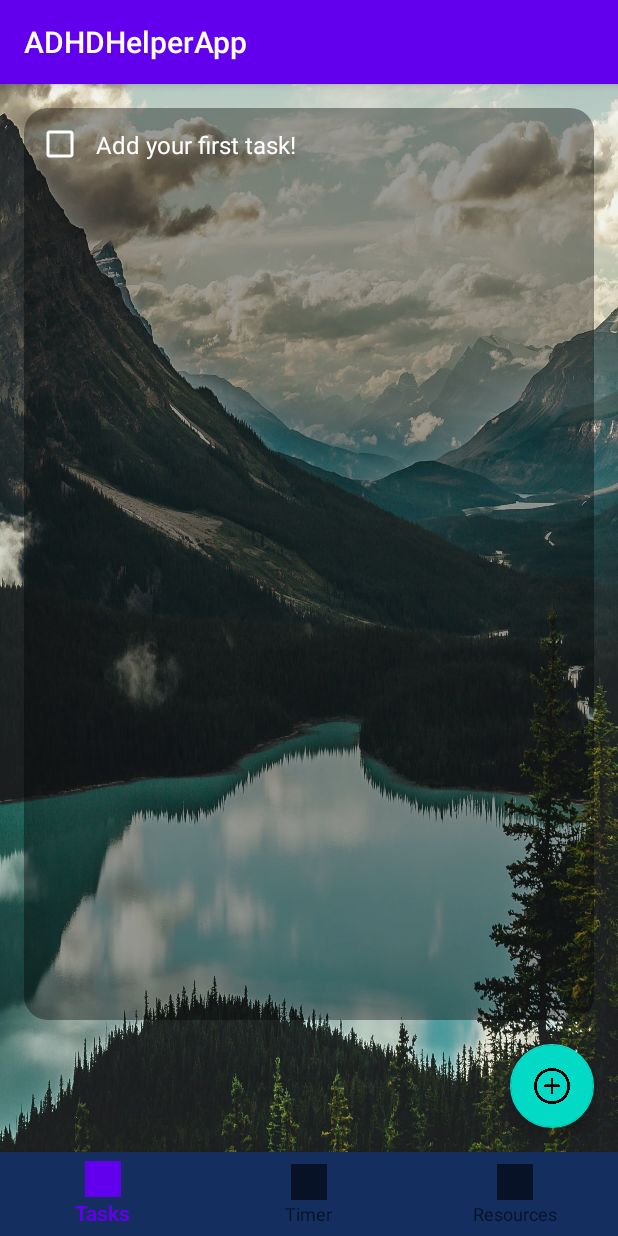
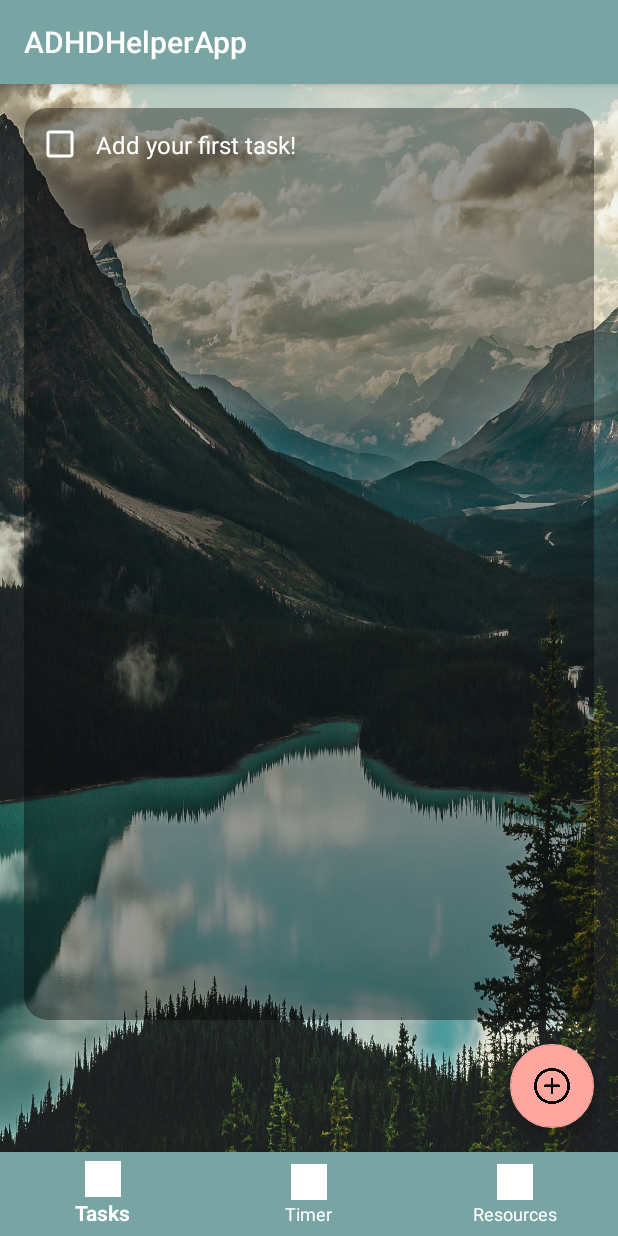
Before and after one commit to Chr-Ho/ADHDHelperApp, an Android app: the screen it shows after launch (MainActivity), on a phone screen of 412 x 824 dp. Run offline under Robolectric (Android 15) with nearby library versions, the phone set to English and light mode, and no system bars.

Commit message:
Color
Updated app colors.

```diff
--- a/app/src/main/res/layout/activity_main.xml
+++ b/app/src/main/res/layout/activity_main.xml
@@ -15,8 +15,10 @@
         android:id="@+id/bottom_navigation"
         android:layout_width="match_parent"
         android:layout_height="wrap_content"
-        android:backgroundTint="@color/material_dynamic_primary0"
-        app:itemBackground="@color/material_dynamic_primary20"
+        android:background="@color/primary"
+        app:itemIconTint="@color/white"
+        app:itemTextColor="@color/white"
+        app:labelVisibilityMode="labeled"
         app:menu="@menu/main_menu" />
 
 
--- a/app/src/main/res/menu/main_menu.xml
+++ b/app/src/main/res/menu/main_menu.xml
@@ -2,11 +2,11 @@
     <item
         android:id="@+id/navigation_task_list"
         android:icon="@drawable/ic_task_list"
-        android:title="Tasks" />
+        android:title="@string/tasks" />
     <item
         android:id="@+id/navigation_focus_timer"
         android:icon="@drawable/ic_timer"
-        android:title="Timer" />
+        android:title="@string/timer" />
     <item
         android:id="@+id/navigation_resources"
         android:icon="@drawable/ic_resources"
--- a/app/src/main/res/values-night/themes.xml
+++ b/app/src/main/res/values-night/themes.xml
@@ -2,9 +2,13 @@
     <!-- Base application theme. -->
     <style name="Theme.ADHDHelperApp" parent="Theme.AppCompat.Light.DarkActionBar">
         <!-- Primary brand color. -->
-        <item name="colorPrimary">@color/purple_200</item>
-        <item name="colorPrimaryDark">@color/purple_700</item>
-        <item name="colorAccent">@color/teal_200</item>
+        <item name="colorPrimary">@color/primary</item>
+        <item name="colorPrimaryDark">@color/primary_dark</item>
+        <item name="colorAccent">@color/accent</item>
         <!-- Customize your theme here. -->
+        <item name="android:windowBackground">@color/background</item>
+        <item name="android:textColorPrimary">@color/primary_text</item>
+        <item name="android:textColorSecondary">@color/secondary_text</item>
+        <item name="android:colorButtonNormal">@color/primary_light</item>
     </style>
 </resources>
--- a/app/src/main/res/values/colors.xml
+++ b/app/src/main/res/values/colors.xml
@@ -1,11 +1,14 @@
 <?xml version="1.0" encoding="utf-8"?>
 <resources>
-    <color name="purple_200">#FFBB86FC</color>
-    <color name="purple_500">#FF6200EE</color>
-    <color name="purple_700">#FF3700B3</color>
-    <color name="teal_200">#FF03DAC5</color>
-    <color name="teal_700">#FF018786</color>
-    <color name="black">#FF000000</color>
-    <color name="white">#FFFFFFFF</color>
-    <color name="link_color">#D3D3D3</color>
+    <color name="primary">#78A5A3</color>
+    <color name="primary_dark">#5E8C8A</color>
+    <color name="primary_light">#B8D8D8</color>
+    <color name="accent">#FFA69E</color>
+    <color name="primary_text">#4A4A4A</color>
+    <color name="secondary_text">#757575</color>
+    <color name="icons">#FFFFFF</color>
+    <color name="divider">#E0E0E0</color>
+    <color name="background">#F8F8F8</color>
+    <color name="white">#FFFFFF</color>
+    <color name="link_color">#757575</color>
 </resources>
--- a/app/src/main/res/values/themes.xml
+++ b/app/src/main/res/values/themes.xml
@@ -2,9 +2,13 @@
     <!-- Base application theme. -->
     <style name="Theme.ADHDHelperApp" parent="Theme.AppCompat.Light.DarkActionBar">
         <!-- Primary brand color. -->
-        <item name="colorPrimary">@color/purple_500</item>
-        <item name="colorPrimaryDark">@color/purple_700</item>
-        <item name="colorAccent">@color/teal_200</item>
+        <item name="colorPrimary">@color/primary</item>
+        <item name="colorPrimaryDark">@color/primary_dark</item>
+        <item name="colorAccent">@color/accent</item>
         <!-- Customize your theme here. -->
+        <item name="android:windowBackground">@color/background</item>
+        <item name="android:textColorPrimary">@color/primary_text</item>
+        <item name="android:textColorSecondary">@color/secondary_text</item>
+        <item name="android:colorButtonNormal">@color/primary_light</item>
     </style>
 </resources>
```
